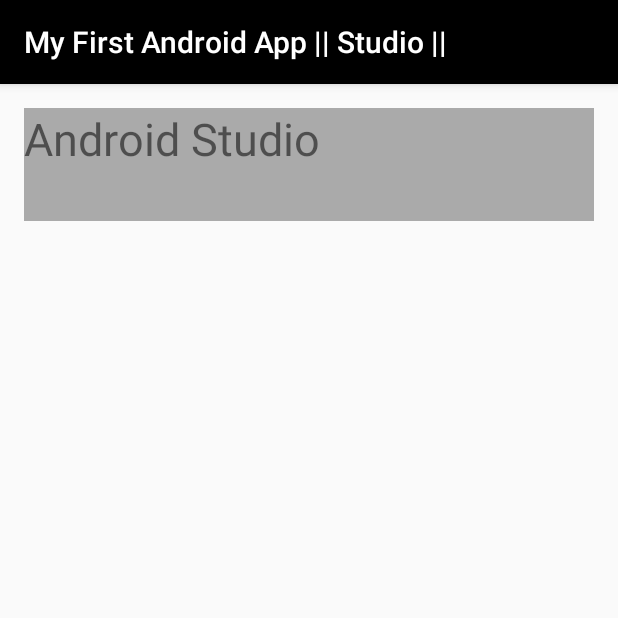
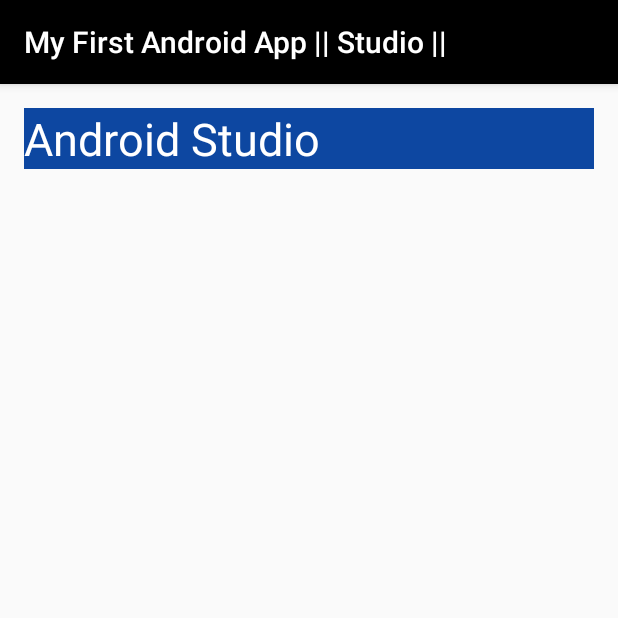
Before and after one commit to hyleekr9580/MyAndroid01, an Android app: the screen it shows after launch (MainActivity), on a phone screen of 412 x 824 dp, the top half of it. Run offline under Robolectric (Android 15) with nearby library versions, the phone set to English and light mode, and no system bars.

Commit message:
TextView - Background - Textcolor

```diff
--- a/app/src/main/res/layout/activity_main.xml
+++ b/app/src/main/res/layout/activity_main.xml
@@ -12,9 +12,12 @@
 
     <TextView
         android:layout_width="match_parent"
-        android:layout_height="75dp"
-        android:background="@android:color/darker_gray"
+        android:layout_height="wrap_content"
+        android:background="#0d47a1"
+        android:textColor="#ffffff"
         android:text="Android Studio"
+
+
         android:textSize="30sp" />
     <!-- sp는 설정에서 변경 할 수 있는 부분이 있다. 설정크기-->
     <!--dp는 따로... 설정을 할 수 있다. 문자메세지 크기-->
```
